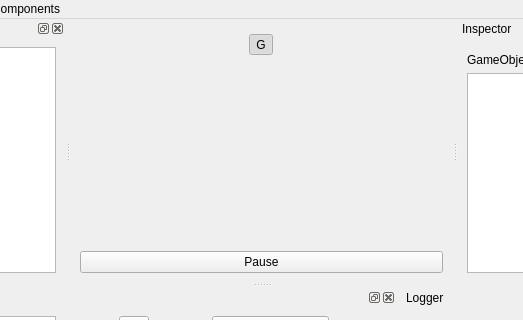
First picture: the form in res/WindowMain.ui, repository Bang3DEngine/OldBang, before the edit; both pictures show x 209 to 732 and y 0 to 320 of the 941 by 594 pixel window.
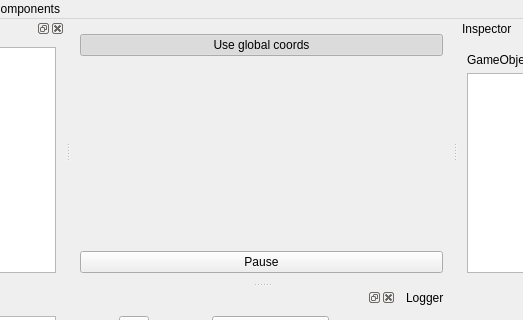
Second picture: the form after the edit. Icons and pictures are not drawn. Custom widgets are drawn as their Qt base class.

Diff of the .ui file:
```diff
--- a/res/WindowMain.ui
+++ b/res/WindowMain.ui
@@ -32,9 +32,9 @@
       <item>
        <layout class="QHBoxLayout" name="horizontalLayout">
         <item>
-         <widget class="QToolButton" name="buttonGlobalCoords">
+         <widget class="QPushButton" name="buttonGlobalCoords">
           <property name="text">
-           <string>G</string>
+           <string>Use global coords</string>
           </property>
           <property name="checkable">
            <bool>true</bool>
```
Left out of the diff: 1 changed line with no effect on the pictures.
